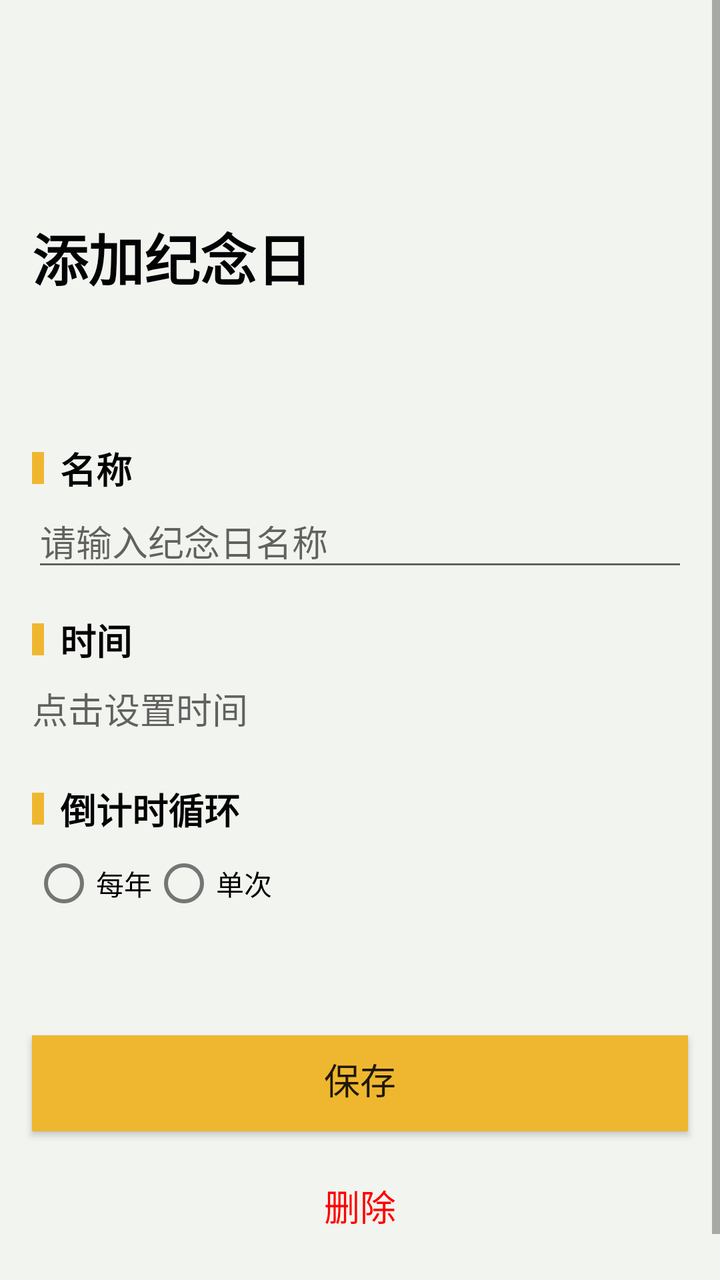
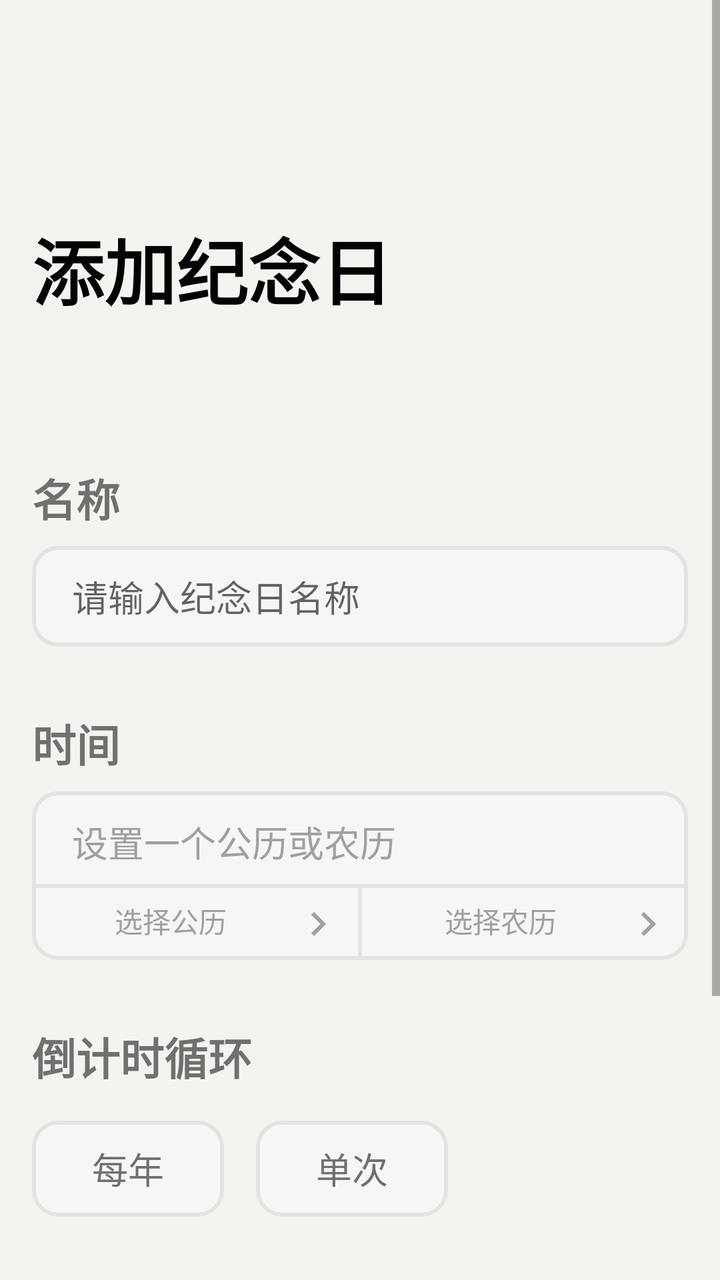

Before-and-after screenshots of an Android layout around one commit, followed by the original layout XML and the change that was made.
<!-- AndroidManifest.xml: application theme Theme.MemorialDay -->
<!-- res/layout/activity_add_edit_memorial_day.xml -->
<?xml version="1.0" encoding="utf-8"?>
<ScrollView xmlns:android="http://schemas.android.com/apk/res/android"
    android:layout_width="match_parent"
    android:background="?attr/md_color_bg_page"
    android:layout_height="match_parent">

    <androidx.appcompat.widget.LinearLayoutCompat
        android:layout_width="match_parent"
        android:layout_height="wrap_content"
        android:orientation="vertical"
        android:paddingBottom="36dp">

        <androidx.appcompat.widget.Toolbar
            android:id="@+id/toolbar"
            android:layout_width="match_parent"
            android:layout_height="wrap_content"/>

        <TextView
            android:layout_marginTop="52dp"
            android:id="@+id/pageTitle"
            android:layout_width="match_parent"
            android:layout_height="wrap_content"
            android:layout_marginStart="16dp"
            android:layout_marginEnd="16dp"
            android:text="添加纪念日"
            android:textColor="?attr/md_color_text_primary"
            android:textSize="28sp"
            android:textStyle="bold" />

        <TextView
            android:text="名称"
            android:drawableStart="@drawable/indicator_add_edit_memorial_day"
            android:drawablePadding="8dp"
            android:layout_marginStart="16dp"
            android:layout_marginEnd="16dp"
            android:layout_marginTop="72dp"
            android:textStyle="bold"
            android:textSize="18sp"
            android:textColor="?attr/md_color_text_primary"
            android:layout_width="match_parent"
            android:layout_height="wrap_content"/>

        <EditText
            android:id="@+id/title"
            android:layout_width="match_parent"
            android:layout_height="wrap_content"
            android:layout_marginStart="16dp"
            android:layout_marginEnd="16dp"
            android:hint="请输入纪念日名称"
            android:textSize="18sp" />


        <TextView
            android:text="时间"
            android:drawableStart="@drawable/indicator_add_edit_memorial_day"
            android:drawablePadding="8dp"
            android:layout_marginStart="16dp"
            android:layout_marginEnd="16dp"
            android:layout_marginTop="16dp"
            android:textStyle="bold"
            android:textSize="18sp"
            android:textColor="?attr/md_color_text_primary"
            android:layout_width="match_parent"
            android:layout_height="wrap_content"/>

        <TextView
            android:id="@+id/time"
            android:layout_width="match_parent"
            android:layout_height="wrap_content"
            android:layout_marginStart="16dp"
            android:layout_marginTop="0dp"
            android:editable="false"
            android:layout_marginEnd="16dp"
            android:hint="点击设置时间"
            android:paddingTop="8dp"
            android:paddingBottom="8dp"
            android:textSize="18sp" />


        <TextView
            android:text="倒计时循环"
            android:drawableStart="@drawable/indicator_add_edit_memorial_day"
            android:drawablePadding="8dp"
            android:layout_marginStart="16dp"
            android:layout_marginEnd="16dp"
            android:layout_marginTop="16dp"
            android:textStyle="bold"
            android:textSize="18sp"
            android:textColor="?attr/md_color_text_primary"
            android:layout_width="match_parent"
            android:layout_height="wrap_content"/>

        <RadioGroup
            android:orientation="horizontal"
            android:layout_marginStart="16dp"
            android:layout_marginEnd="16dp"
            android:id="@+id/loopGroup"
            android:layout_width="match_parent"
            android:layout_height="wrap_content">

            <RadioButton
                android:id="@+id/loopYearly"
                android:text="每年"
                android:layout_width="wrap_content"
                android:layout_height="wrap_content"/>

            <RadioButton
                android:id="@+id/loopOnce"
                android:text="单次"
                android:layout_width="wrap_content"
                android:layout_height="wrap_content"/>

        </RadioGroup>

        <androidx.appcompat.widget.AppCompatButton
            android:id="@+id/save"
            android:layout_width="match_parent"
            android:layout_height="wrap_content"
            android:layout_marginStart="16dp"
            android:layout_marginTop="52dp"
            android:layout_marginEnd="16dp"
            android:paddingTop="8dp"
            android:paddingBottom="12dp"
            android:background="?attr/md_color_primary"
            android:text="保存"
            android:textSize="18sp" />

        <TextView
            android:id="@+id/delete"
            android:layout_width="match_parent"
            android:layout_height="wrap_content"
            android:layout_marginStart="16dp"
            android:layout_marginTop="16dp"
            android:layout_marginEnd="16dp"
            android:paddingTop="8dp"
            android:textAlignment="center"
            android:paddingBottom="12dp"
            android:textColor="?attr/md_color_text_warming"
            android:text="删除"
            android:textSize="18sp" />

    </androidx.appcompat.widget.LinearLayoutCompat>

</ScrollView>
<!-- resources referenced by this layout -->
<resources>
  <!-- drawable indicator_add_edit_memorial_day (drawable) -->
  <?xml version="1.0" encoding="utf-8"?>
  <shape android:shape="rectangle" xmlns:android="http://schemas.android.com/apk/res/android">
  
      <solid android:color="?attr/md_color_primary"/>
      <size android:width="6dp" android:height="16dp"/>
  
  </shape>
  <style name="Theme.MemorialDay" parent="Theme.MaterialComponents.Light.NoActionBar">
          <item name="md_color_bg_page">@color/theme_camphor_wood_color_background</item>
          <item name="md_color_bg_card">@color/white</item>
  
          <item name="md_color_primary">@color/theme_camphor_wood_color_primary</item>
          <item name="md_color_primary_lighten">@color/theme_camphor_wood_color_primary</item>
          <item name="md_color_primary_darken">@color/theme_camphor_wood_color_primary</item>
          <item name="md_color_accent">@color/theme_camphor_wood_color_accent</item>
  
          <item name="md_color_text_primary">@color/theme_camphor_wood_color_text_primary</item>
          <item name="md_color_text_secondary">@color/theme_camphor_wood_color_text_secondary</item>
          <item name="md_color_text_hint">@color/theme_camphor_wood_color_text_hint</item>
          <item name="md_color_text_week">@color/theme_camphor_wood_color_text_week</item>
          <item name="md_color_text_notice">#FF7400</item>
          <item name="md_color_text_warming">#FF0000</item>
  
          <item name="colorPrimaryDark">@color/theme_camphor_wood_color_background</item>
          <item name="android:windowLightStatusBar">false</item>
      </style>
  <color name="white">#FFFFFFFF</color>
  <color name="theme_camphor_wood_color_accent">#C2E3F4</color>
  <!-- unchanged entries left out for length: 6 -->
</resources>

<!-- the commit's change to res/layout/activity_add_edit_memorial_day.xml (unified diff, before → after) -->
@@ -1,6 +1,7 @@
 <?xml version="1.0" encoding="utf-8"?>
 <ScrollView xmlns:android="http://schemas.android.com/apk/res/android"
     android:layout_width="match_parent"
+    xmlns:app="http://schemas.android.com/apk/res-auto"
     android:background="?attr/md_color_bg_page"
     android:layout_height="match_parent">
 
@@ -24,24 +25,25 @@
             android:layout_marginEnd="16dp"
             android:text="添加纪念日"
             android:textColor="?attr/md_color_text_primary"
-            android:textSize="28sp"
+            android:textSize="36sp"
             android:textStyle="bold" />
 
         <TextView
             android:text="名称"
-            android:drawableStart="@drawable/indicator_add_edit_memorial_day"
             android:drawablePadding="8dp"
             android:layout_marginStart="16dp"
             android:layout_marginEnd="16dp"
             android:layout_marginTop="72dp"
             android:textStyle="bold"
-            android:textSize="18sp"
-            android:textColor="?attr/md_color_text_primary"
+            android:textSize="22sp"
+            android:textColor="?attr/md_color_text_secondary"
             android:layout_width="match_parent"
             android:layout_height="wrap_content"/>
 
         <EditText
             android:id="@+id/title"
+            android:layout_marginTop="8dp"
+            style="@style/MDTextField"
             android:layout_width="match_parent"
             android:layout_height="wrap_content"
             android:layout_marginStart="16dp"
@@ -52,76 +54,164 @@
 
         <TextView
             android:text="时间"
-            android:drawableStart="@drawable/indicator_add_edit_memorial_day"
             android:drawablePadding="8dp"
             android:layout_marginStart="16dp"
             android:layout_marginEnd="16dp"
+            android:layout_marginTop="32dp"
+            android:textStyle="bold"
+            android:textSize="22sp"
+            android:textColor="?attr/md_color_text_secondary"
+            android:layout_width="match_parent"
+            android:layout_height="wrap_content"/>
+
+        <androidx.constraintlayout.widget.ConstraintLayout
+            android:id="@+id/sectionTime"
+            android:layout_marginTop="8dp"
+            android:layout_marginStart="16dp"
+            android:layout_marginEnd="16dp"
+            android:background="@drawable/bg_md_section"
+            android:layout_width="match_parent"
+            android:layout_height="wrap_content">
+
+            <TextView
+                android:id="@+id/sectionTimeText"
+                android:layout_width="0dp"
+                android:paddingStart="20dp"
+                android:paddingEnd="20dp"
+                android:paddingTop="12dp"
+                android:paddingBottom="8dp"
+                android:textSize="18sp"
+                android:textColorHint="?attr/md_color_text_hint"
+                app:layout_constraintStart_toStartOf="parent"
+                app:layout_constraintEnd_toEndOf="parent"
+                app:layout_constraintTop_toTopOf="parent"
+                android:layout_height="wrap_content"
+                android:hint="设置一个公历或农历" />
+
+            <View
+                app:layout_constraintStart_toStartOf="parent"
+                app:layout_constraintEnd_toEndOf="parent"
+                app:layout_constraintTop_toBottomOf="@id/sectionTimeText"
+                android:background="?attr/md_text_field_color_stroke"
+                android:id="@+id/sectionTimeTextDivider"
+                android:layout_width="0dp"
+                android:layout_height="2dp"/>
+
+            <TextView
+                android:id="@+id/sectionTimePickGregorian"
+                android:paddingStart="8dp"
+                android:paddingEnd="8dp"
+                android:paddingTop="6dp"
+                android:paddingBottom="6dp"
+                android:layout_width="0dp"
+                android:drawableEnd="@drawable/ic_arrow_right_black_24"
+                android:drawableTint="?attr/md_color_text_hint"
+                app:layout_constraintTop_toBottomOf="@id/sectionTimeTextDivider"
+                app:layout_constraintBottom_toBottomOf="parent"
+                app:layout_constraintStart_toStartOf="parent"
+                app:layout_constraintEnd_toStartOf="@id/sectionTimePickerDivider"
+                android:textSize="14sp"
+                android:hint="选择公历"
+                android:textAlignment="center"
+                android:textColorHint="?attr/md_color_text_hint"
+                android:layout_height="wrap_content"/>
+
+            <View
+                app:layout_constraintStart_toStartOf="parent"
+                app:layout_constraintEnd_toEndOf="parent"
+                app:layout_constraintTop_toBottomOf="@id/sectionTimeTextDivider"
+                app:layout_constraintBottom_toBottomOf="parent"
+                android:background="?attr/md_text_field_color_stroke"
+                android:id="@+id/sectionTimePickerDivider"
+                android:layout_width="2dp"
+                android:layout_height="0dp"/>
+
+            <TextView
+                android:id="@+id/sectionTimePickLunar"
+                android:paddingStart="8dp"
+                android:paddingEnd="8dp"
+                android:paddingTop="6dp"
+                android:paddingBottom="6dp"
+                android:layout_width="0dp"
+                android:drawableEnd="@drawable/ic_arrow_right_black_24"
+                android:drawableTint="?attr/md_color_text_hint"
+                app:layout_constraintTop_toBottomOf="@id/sectionTimeTextDivider"
+                app:layout_constraintBottom_toBottomOf="parent"
+                app:layout_constraintEnd_toEndOf="parent"
+                app:layout_constraintStart_toEndOf="@id/sectionTimePickerDivider"
+                android:textSize="14sp"
+                android:hint="选择农历"
+                android:textAlignment="center"
+                android:textColorHint="?attr/md_color_text_hint"
+                android:layout_height="wrap_content"/>
+
+        </androidx.constraintlayout.widget.ConstraintLayout>
+
+
+        <TextView
+            android:text="倒计时循环"
+            android:drawablePadding="8dp"
+            android:layout_marginStart="16dp"
+            android:layout_marginEnd="16dp"
+            android:layout_marginTop="32dp"
+            android:textStyle="bold"
+            android:textSize="22sp"
+            android:textColor="?attr/md_color_text_secondary"
+            android:layout_width="match_parent"
+            android:layout_height="wrap_content"/>
+
+        <HorizontalScrollView
             android:layout_marginTop="16dp"
-            android:textStyle="bold"
-            android:textSize="18sp"
-            android:textColor="?attr/md_color_text_primary"
-            android:layout_width="match_parent"
-            android:layout_height="wrap_content"/>
-
-        <TextView
-            android:id="@+id/time"
-            android:layout_width="match_parent"
-            android:layout_height="wrap_content"
-            android:layout_marginStart="16dp"
-            android:layout_marginTop="0dp"
-            android:editable="false"
-            android:layout_marginEnd="16dp"
-            android:hint="点击设置时间"
-            android:paddingTop="8dp"
-            android:paddingBottom="8dp"
-            android:textSize="18sp" />
-
-
-        <TextView
-            android:text="倒计时循环"
-            android:drawableStart="@drawable/indicator_add_edit_memorial_day"
-            android:drawablePadding="8dp"
-            android:layout_marginStart="16dp"
-            android:layout_marginEnd="16dp"
-            android:layout_marginTop="16dp"
-            android:textStyle="bold"
-            android:textSize="18sp"
-            android:textColor="?attr/md_color_text_primary"
-            android:layout_width="match_parent"
-            android:layout_height="wrap_content"/>
-
-        <RadioGroup
-            android:orientation="horizontal"
-            android:layout_marginStart="16dp"
-            android:layout_marginEnd="16dp"
-            android:id="@+id/loopGroup"
-            android:layout_width="match_parent"
-            android:layout_height="wrap_content">
-
-            <RadioButton
-                android:id="@+id/loopYearly"
-                android:text="每年"
+            android:id="@+id/sectionLoop"
+            android:layout_width="match_parent"
+            android:layout_height="48dp">
+
+            <LinearLayout
+                android:orientation="horizontal"
                 android:layout_width="wrap_content"
-                android:layout_height="wrap_content"/>
-
-            <RadioButton
-                android:id="@+id/loopOnce"
-                android:text="单次"
-                android:layout_width="wrap_content"
-                android:layout_height="wrap_content"/>
-
-        </RadioGroup>
+                android:layout_height="match_parent">
+                <View android:layout_width="16dp" android:layout_height="0dp"/>
+
+                <TextView
+                    android:id="@+id/sectionLoopYear"
+                    android:background="@drawable/bg_md_selection_inactive"
+                    android:text="每年"
+                    android:textColor="?attr/md_color_text_secondary"
+                    android:textSize="18sp"
+                    android:gravity="center"
+                    android:layout_width="96dp"
+                    android:layout_height="match_parent"/>
+
+                <View android:layout_width="16dp" android:layout_height="0dp"/>
+
+                <TextView
+                    android:id="@+id/sectionLoopOnce"
+                    android:background="@drawable/bg_md_selection_inactive"
+                    android:text="单次"
+                    android:textColor="?attr/md_color_text_secondary"
+                    android:textSize="18sp"
+                    android:gravity="center"
+                    android:layout_width="96dp"
+                    android:layout_height="match_parent"/>
+
+                <View android:layout_width="16dp" android:layout_height="0dp"/>
+            </LinearLayout>
+
+
+        </HorizontalScrollView>
 
         <androidx.appcompat.widget.AppCompatButton
             android:id="@+id/save"
             android:layout_width="match_parent"
             android:layout_height="wrap_content"
             android:layout_marginStart="16dp"
-            android:layout_marginTop="52dp"
+            android:layout_marginTop="68dp"
             android:layout_marginEnd="16dp"
             android:paddingTop="8dp"
             android:paddingBottom="12dp"
-            android:background="?attr/md_color_primary"
+            style="?android:attr/borderlessButtonStyle"
+            android:background="@drawable/bg_md_button"
+            android:textColor="@color/white"
             android:text="保存"
             android:textSize="18sp" />
 
<!-- resource entries referenced after the edit -->
@@ -1,13 +1,5 @@
 <!-- resources referenced by this layout -->
 <resources>
-  <!-- drawable indicator_add_edit_memorial_day (drawable) -->
-  <?xml version="1.0" encoding="utf-8"?>
-  <shape android:shape="rectangle" xmlns:android="http://schemas.android.com/apk/res/android">
-  
-      <solid android:color="?attr/md_color_primary"/>
-      <size android:width="6dp" android:height="16dp"/>
-  
-  </shape>
   <style name="Theme.MemorialDay" parent="Theme.MaterialComponents.Light.NoActionBar">
           <item name="md_color_bg_page">@color/theme_camphor_wood_color_background</item>
           <item name="md_color_bg_card">@color/white</item>
@@ -24,10 +16,72 @@
           <item name="md_color_text_notice">#FF7400</item>
           <item name="md_color_text_warming">#FF0000</item>
   
+          <item name="md_text_field_color_bg">#f6f6f6</item>
+          <item name="md_text_field_color_stroke">#e3e3e3</item>
+  
           <item name="colorPrimaryDark">@color/theme_camphor_wood_color_background</item>
           <item name="android:windowLightStatusBar">false</item>
       </style>
+  <!-- drawable bg_md_text_field (drawable) -->
+  <?xml version="1.0" encoding="utf-8"?>
+  <selector xmlns:android="http://schemas.android.com/apk/res/android">
+  
+      <item>
+          <shape android:shape="rectangle">
+              <solid android:color="?attr/md_text_field_color_bg" />
+              <stroke android:color="?attr/md_text_field_color_stroke" android:width="2dp"/>
+              <corners android:radius="12dp" />
+          </shape>
+      </item>
+  
+  </selector>
   <color name="white">#FFFFFFFF</color>
+  <!-- drawable bg_md_button (drawable) -->
+  <?xml version="1.0" encoding="utf-8"?>
+  <selector xmlns:android="http://schemas.android.com/apk/res/android">
+  
+      
+      <item>
+          <shape android:shape="rectangle">
+              <solid android:color="?attr/md_color_primary" />
+              <stroke android:color="?attr/md_color_primary_darken" android:width="2dp" />
+              <corners android:radius="12dp" />
+          </shape>
+      </item>
+  
+  </selector>
+  <!-- drawable bg_md_section (drawable) -->
+  <?xml version="1.0" encoding="utf-8"?>
+  <shape android:shape="rectangle" xmlns:android="http://schemas.android.com/apk/res/android">
+  
+      <solid android:color="?attr/md_text_field_color_bg" />
+      <stroke android:color="?attr/md_text_field_color_stroke" android:width="2dp"/>
+      <corners android:radius="12dp" />
+  
+  </shape>
+  <!-- drawable bg_md_selection_inactive (drawable) -->
+  <?xml version="1.0" encoding="utf-8"?>
+  <shape android:shape="rectangle" xmlns:android="http://schemas.android.com/apk/res/android">
+  
+      <solid android:color="?attr/md_text_field_color_bg" />
+      <stroke android:color="?attr/md_text_field_color_stroke" android:width="2dp"/>
+      <corners android:radius="12dp" />
+  
+  </shape>
+  <!-- drawable ic_arrow_right_black_24 (drawable) -->
+  <vector android:autoMirrored="true" android:height="24dp"
+      android:tint="#000000" android:viewportHeight="24"
+      android:viewportWidth="24" android:width="24dp" xmlns:android="http://schemas.android.com/apk/res/android">
+      <path android:fillColor="@android:color/white" android:pathData="M8.59,16.59L13.17,12 8.59,7.41 10,6l6,6 -6,6 -1.41,-1.41z"/>
+  </vector>
+  <style name="MDTextField" parent="Widget.AppCompat.EditText">
+          <item name="android:paddingTop">12dp</item>
+          <item name="android:paddingBottom">12dp</item>
+          <item name="android:paddingStart">20dp</item>
+          <item name="android:paddingEnd">20dp</item>
+          <item name="android:background">@drawable/bg_md_text_field</item>
+          <item name="android:textSize">18sp</item>
+      </style>
   <color name="theme_camphor_wood_color_accent">#C2E3F4</color>
   <!-- unchanged entries left out for length: 6 -->
 </resources>
